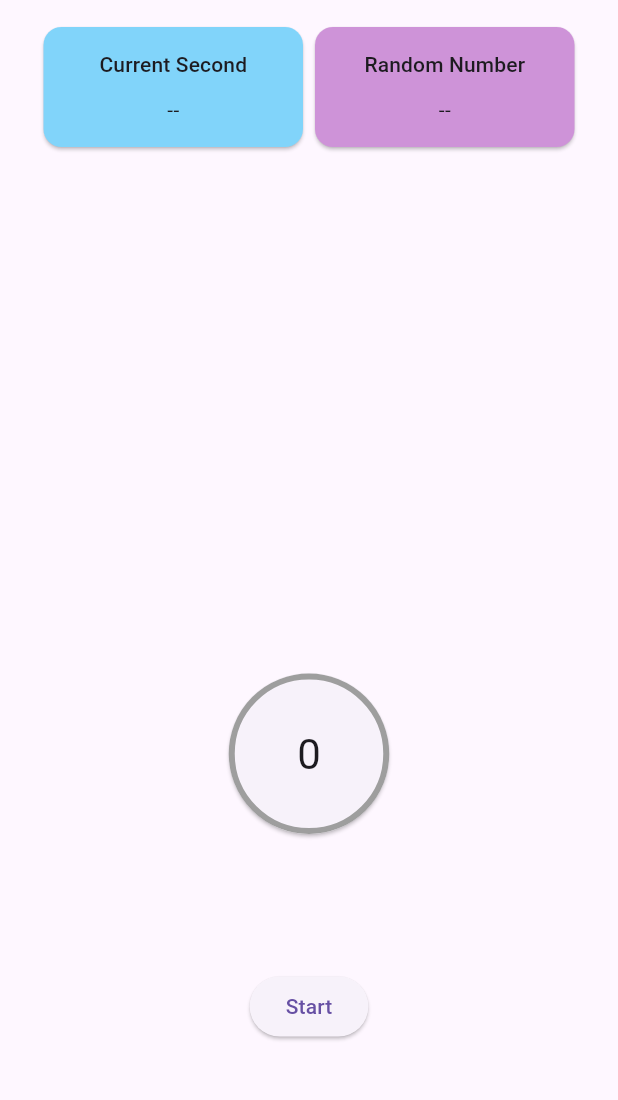
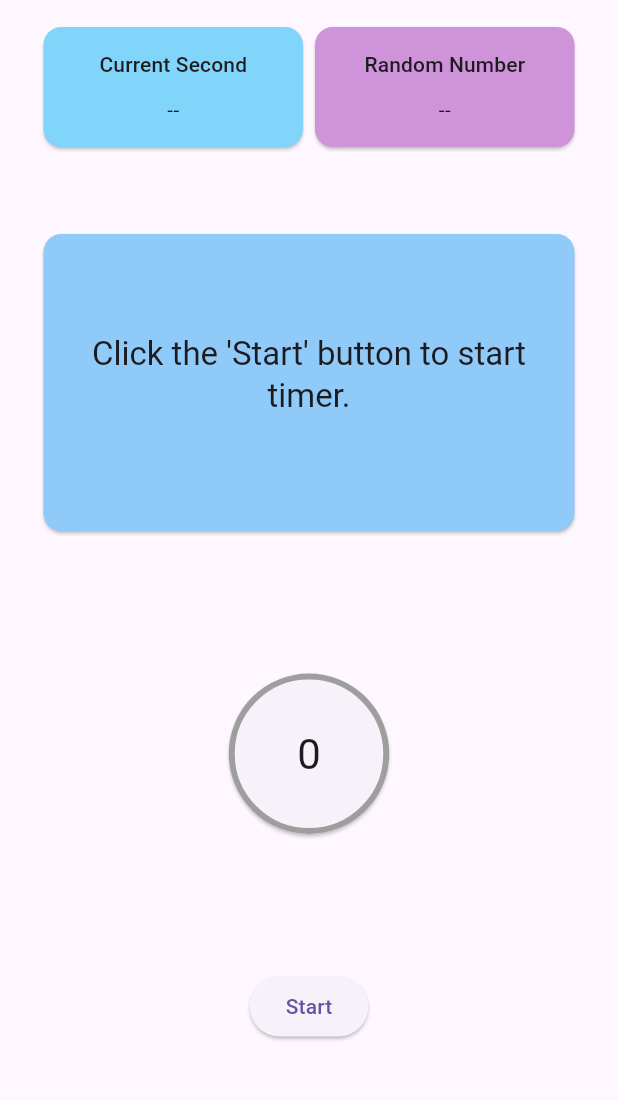
Before and after one commit to consciousmayank/kjbn_labs_codeing_problem_solution, a Flutter app: the screen it shows after launch, on a phone screen of 412 x 824 dp, the part 63-1163 px from its top. Run offline on Flutter 3.47's test engine with Material 3 defaults, Android fonts, the phone set to English and light mode, and no system bars; our stand-ins replace flutter_secure_storage, hive_flutter, stacked, stacked_services, stacked_shared; accounts and stored records are empty.

Commit message:
Added HintWidget which tells user to how to use the app.

```diff
--- a/lib/ui/views/home/home_view.dart
+++ b/lib/ui/views/home/home_view.dart
@@ -58,7 +58,7 @@ class HomeView extends StackedView<HomeViewModel> {
                 child: viewModel.isResultSuccessful != null ?
                 viewModel.isResultSuccessful!
                     ? const SuccessfulResultsWidget()
-                    : UnSuccessfulResultsWidget() : const SizedBox.shrink(),
+                    : UnSuccessfulResultsWidget() : const HintWidget(),
               ),
               const Spacer(),
               // if(viewModel.appStatus == Status.start)
--- a/lib/ui/views/home/results_widget.dart
+++ b/lib/ui/views/home/results_widget.dart
@@ -35,6 +35,8 @@ class SuccessfulResultsWidget extends ViewModelWidget<HomeViewModel> {
 }
 
 class UnSuccessfulResultsWidget extends ViewModelWidget<HomeViewModel> {
+  const UnSuccessfulResultsWidget({super.key});
+
   @override
   Widget build(BuildContext context, HomeViewModel viewModel) => SizedBox(
         width: screenWidth(context),
@@ -47,7 +49,12 @@ class UnSuccessfulResultsWidget extends ViewModelWidget<HomeViewModel> {
                   : 'Sorry! timeout and one attempt is considered for failure as penalty',
               textAlign: TextAlign.center,
               style: Theme.of(context).textTheme.titleLarge,
-            ).toPadding(padding: const EdgeInsets.only(left: 8, right: 8,),),
+            ).toPadding(
+              padding: const EdgeInsets.only(
+                left: 8,
+                right: 8,
+              ),
+            ),
             verticalSpaceSmall,
             Text(
               '${viewModel.unsuccessfulCount}/${viewModel.unsuccessfulCount + viewModel.successfulCount}',
@@ -63,3 +70,36 @@ class UnSuccessfulResultsWidget extends ViewModelWidget<HomeViewModel> {
             .toCard(cardColor: Colors.yellow),
       );
 }
+
+class HintWidget extends ViewModelWidget<HomeViewModel> {
+  const HintWidget({super.key});
+
+  @override
+  Widget build(BuildContext context, HomeViewModel viewModel) => SizedBox(
+        width: screenWidth(context),
+        child: Column(
+          mainAxisAlignment: MainAxisAlignment.center,
+          children: [
+            Text(
+              viewModel.appStatus == Status.end
+                  ? 'Click the \'Start\' button to start timer.'
+                  : 'Click the \'Submit\' button before the timer runs out.',
+              textAlign: TextAlign.center,
+              style: Theme.of(context).textTheme.titleLarge,
+            ).toPadding(
+              padding: const EdgeInsets.only(
+                left: 8,
+                right: 8,
+              ),
+            ),
+            verticalSpaceSmall,
+          ],
+        )
+            .toPadding(
+              padding: const EdgeInsets.symmetric(
+                vertical: 40,
+              ),
+            )
+            .toCard(cardColor: Colors.blue.shade200),
+      );
+}
```
